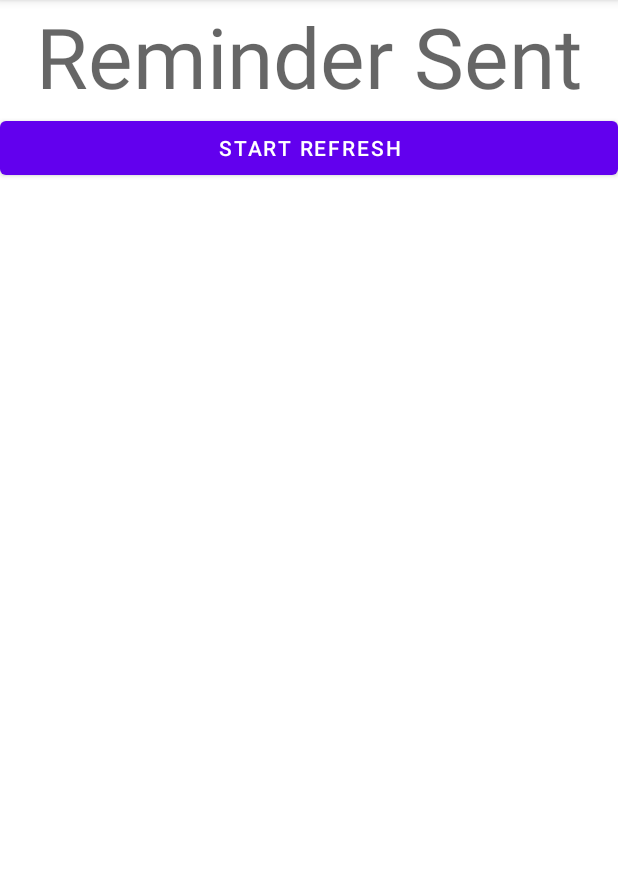
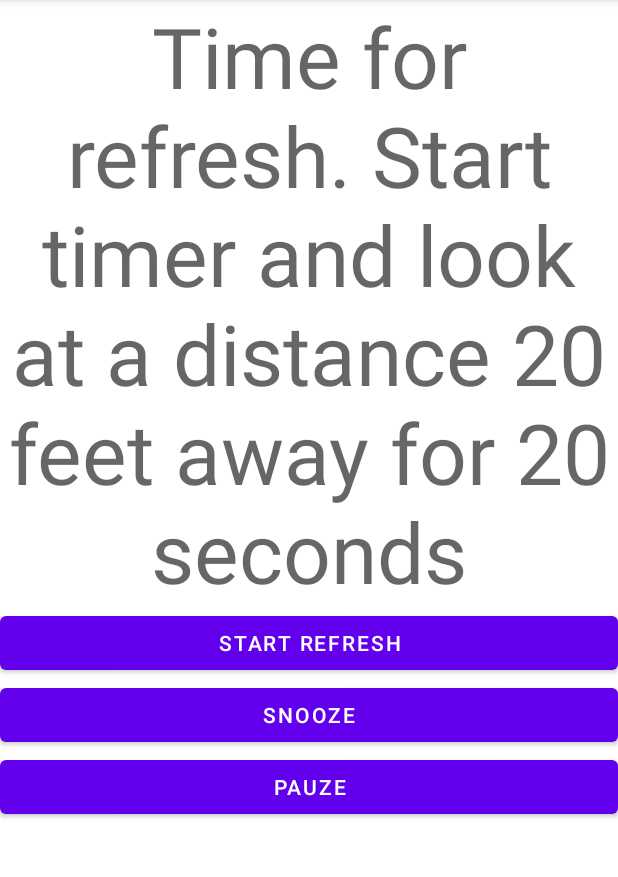
Before and after one commit to sivakar12/EyeRefresh, an Android app: the fragment ReminderSentStateFragment shown on its own in the app's theme, on a phone screen of 412 x 824 dp, the part 84-961 px from its top. Run offline under Robolectric (Android 15) with nearby library versions, the phone set to English and light mode, and no system bars.

Commit message:
Make views show scheduled time and extra buttons

```diff
--- a/app/src/main/java/com/sivakar/eyerefresh/MainActivity.java
+++ b/app/src/main/java/com/sivakar/eyerefresh/MainActivity.java
@@ -109,4 +109,7 @@ public class MainActivity extends AppCompatActivity {
     public void onRefreshMiss(View view) {
         Common.handleRefreshMiss(getApplicationContext(), db);
     }
+    public void onSnooze(View view) {
+        Common.handleSnooze(getApplicationContext(), db);
+    }
 }
--- a/app/src/main/res/layout/fragment_reminder_sent_state.xml
+++ b/app/src/main/res/layout/fragment_reminder_sent_state.xml
@@ -14,7 +14,7 @@
             android:id="@+id/scheduled_label"
             android:layout_width="match_parent"
             android:layout_height="wrap_content"
-            android:text="Reminder Sent"
+            android:text="Time for refresh. Start timer and look at a distance 20 feet away for 20 seconds"
             android:textAlignment="center"
             android:textAppearance="@style/TextAppearance.AppCompat.Display3" />
 
@@ -24,5 +24,17 @@
             android:layout_height="wrap_content"
             android:text="Start Refresh"
             android:onClick="onStartRefresh"/>
+        <Button
+            android:id="@+id/snooze_schedule_button"
+            android:layout_width="match_parent"
+            android:layout_height="wrap_content"
+            android:text="Snooze"
+            android:onClick="onSnooze"/>
+        <Button
+            android:id="@+id/pause_schedule_button"
+            android:layout_width="match_parent"
+            android:layout_height="wrap_content"
+            android:text="Pauze"
+            android:onClick="onClickCancel"/>
     </LinearLayout>
 </FrameLayout>
```
Also changed, not shown: app/src/main/java/com/sivakar/eyerefresh/Common.java (+9 -7 lines), app/src/main/java/com/sivakar/eyerefresh/fragments/ScheduledStateFragment.java (+21 -1 lines), app/src/main/res/layout/fragment_scheduled_state.xml (+7 -0 lines).
